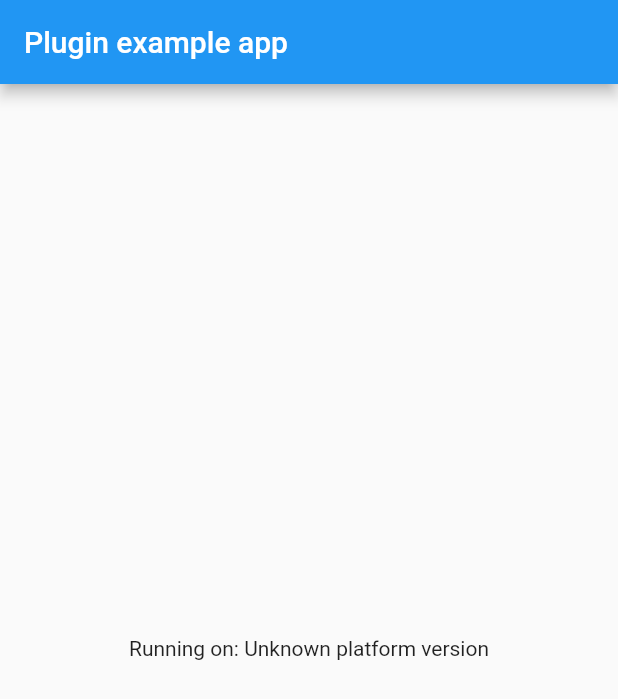
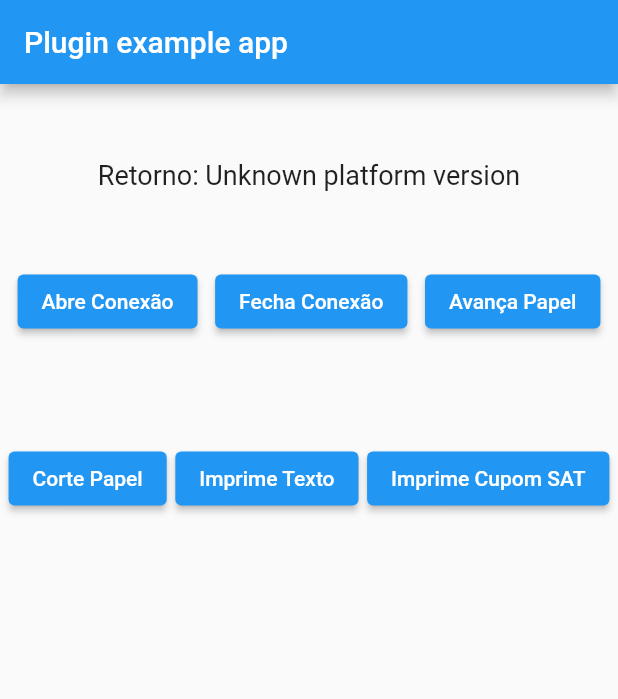
Before and after one commit to ElginDeveloperCommunity/plugin-flutter-elgin, a Flutter app: the screen it shows after launch, on a phone screen of 412 x 824 dp. Shown: the top 699 px of the screen. Run offline on Flutter 3.47's test engine with Material 2 defaults, Android fonts, the phone set to English and light mode, and no system bars; our stand-ins replace plugin_platform_interface.

Commit message:
feat: add example to use printer

```diff
--- a/example/lib/main.dart
+++ b/example/lib/main.dart
@@ -16,7 +16,7 @@ class MyApp extends StatefulWidget {
 }
 
 class _MyAppState extends State<MyApp> {
-  String _platformVersion = 'Unknown';
+  String _retorno = 'Unknown';
   final _pluginFlutterElginPlugin = PluginFlutterElgin();
 
   @override
@@ -31,8 +31,8 @@ class _MyAppState extends State<MyApp> {
     // Platform messages may fail, so we use a try/catch PlatformException.
     // We also handle the message potentially returning null.
     try {
-      platformVersion =
-          await _pluginFlutterElginPlugin.getPlatformVersion() ?? 'Unknown platform version';
+      platformVersion = await _pluginFlutterElginPlugin.getPlatformVersion() ??
+          'Unknown platform version';
     } on PlatformException {
       platformVersion = 'Failed to get platform version.';
     }
@@ -43,7 +43,105 @@ class _MyAppState extends State<MyApp> {
     if (!mounted) return;
 
     setState(() {
-      _platformVersion = platformVersion;
+      _retorno = platformVersion;
+    });
+  }
+
+  Future<void> abrirConexao() async {
+    String retorno;
+    // try {
+    retorno = await _pluginFlutterElginPlugin.printer
+        .abreConexaoImpressora(5, '', '', 0);
+    // } catch (_) {
+    //   retorno = -2222;
+    // }
+
+    if (!mounted) return;
+
+    setState(() {
+      _retorno = retorno.toString();
+    });
+  }
+
+  Future<void> fechaConexao() async {
+    String retorno;
+    try {
+      retorno = await _pluginFlutterElginPlugin.printer.fechaConexao();
+    } catch (e) {
+      retorno = '-2222';
+    }
+
+    if (!mounted) return;
+
+    setState(() {
+      _retorno = retorno;
+    });
+  }
+
+  Future<void> avancaPapel() async {
+    String retorno;
+    try {
+      retorno = await _pluginFlutterElginPlugin.printer.avancaPapel(5);
+    } catch (e) {
+      retorno = '-2222';
+    }
+
+    if (!mounted) return;
+
+    setState(() {
+      _retorno = retorno;
+    });
+  }
+
+  Future<void> corte() async {
+    String retorno;
+    try {
+      retorno = await _pluginFlutterElginPlugin.printer.corte(2);
+    } catch (e) {
+      retorno = '-2222';
+    }
+
+    if (!mounted) return;
+
+    setState(() {
+      _retorno = retorno;
+    });
+  }
+
+  Future<void> imprimeTexto() async {
+    String retorno;
+    try {
+      retorno = await _pluginFlutterElginPlugin.printer
+          .impressaoTexto('Teste Flutter Plugin', 0, 0, 2);
+    } catch (e) {
+      retorno = '-2222';
+      rethrow;
+    }
+
+    if (!mounted) return;
+
+    setState(() {
+      _retorno = retorno;
+    });
+  }
+
+  Future<void> impressaoXMLSAT() async {
+    String retorno;
+    try {
+      String xmlSat =
+          '<?xml version="1.0"?><CFe><infCFe versaoDadosEnt="0.07"><ide><CNPJ>08427847000169</CNPJ><signAC>SGR-SAT SISTEMA DE GESTAO E RETAGUARDA DO SAT</signAC><numeroCaixa>001</numeroCaixa></ide><emit><CNPJ>61099008000141</CNPJ><IE>111111111111</IE><IM>12345</IM><cRegTribISSQN>3</cRegTribISSQN><indRatISSQN>N</indRatISSQN></emit><dest/><det nItem="1"><prod><cProd>116</cProd><cEAN>9990000001163</cEAN><xProd>Cascao</xProd><CFOP>5405</CFOP><uCom>UN</uCom><qCom>1.0000</qCom><vUnCom>4.00</vUnCom><indRegra>A</indRegra></prod><imposto><ICMS><ICMSSN102><Orig>0</Orig><CSOSN>500</CSOSN></ICMSSN102></ICMS><PIS><PISSN><CST>49</CST></PISSN></PIS><COFINS><COFINSSN><CST>49</CST></COFINSSN></COFINS></imposto></det><total/><pgto><MP><cMP>01</cMP><vMP>4.00</vMP></MP></pgto></infCFe></CFe>';
+      xmlSat = xmlSat.replaceAll('"', "'");
+      retorno =
+          await _pluginFlutterElginPlugin.printer.imprimeXMLSAT(xmlSat, 0);
+    } catch (e) {
+      retorno = '-2222';
+      rethrow;
+    }
+
+    if (!mounted) return;
+
+    setState(() {
+      _retorno = retorno;
     });
   }
 
@@ -55,8 +153,54 @@ class _MyAppState extends State<MyApp> {
           title: const Text('Plugin example app'),
         ),
         body: Center(
-          child: Text('Running on: $_platformVersion\n'),
-        ),
+            child: Column(
+          mainAxisSize: MainAxisSize.max,
+          children: [
+            Padding(
+              padding: const EdgeInsetsDirectional.fromSTEB(0, 50, 0, 50),
+              child: Text(
+                'Retorno: $_retorno',
+                style: const TextStyle(fontSize: 18),
+              ),
+            ),
+            Padding(
+              padding: const EdgeInsetsDirectional.fromSTEB(0, 0, 0, 50),
+              child: Row(
+                mainAxisSize: MainAxisSize.max,
+                mainAxisAlignment: MainAxisAlignment.spaceEvenly,
+                crossAxisAlignment: CrossAxisAlignment.center,
+                children: [
+                  ElevatedButton(
+                      onPressed: abrirConexao,
+                      child: const Text('Abre Conexão')),
+                  ElevatedButton(
+                      onPressed: fechaConexao,
+                      child: const Text('Fecha Conexão')),
+                  ElevatedButton(
+                      onPressed: avancaPapel, child: const Text('Avança Papel'))
+                ],
+              ),
+            ),
+            Padding(
+              padding: const EdgeInsetsDirectional.fromSTEB(0, 20, 0, 50),
+              child: Row(
+                mainAxisSize: MainAxisSize.max,
+                mainAxisAlignment: MainAxisAlignment.spaceEvenly,
+                crossAxisAlignment: CrossAxisAlignment.center,
+                children: [
+                  ElevatedButton(
+                      onPressed: corte, child: const Text('Corte Papel')),
+                  ElevatedButton(
+                      onPressed: imprimeTexto,
+                      child: const Text('Imprime Texto')),
+                  ElevatedButton(
+                      onPressed: impressaoXMLSAT,
+                      child: const Text('Imprime Cupom SAT'))
+                ],
+              ),
+            ),
+          ],
+        )),
       ),
     );
   }
```
